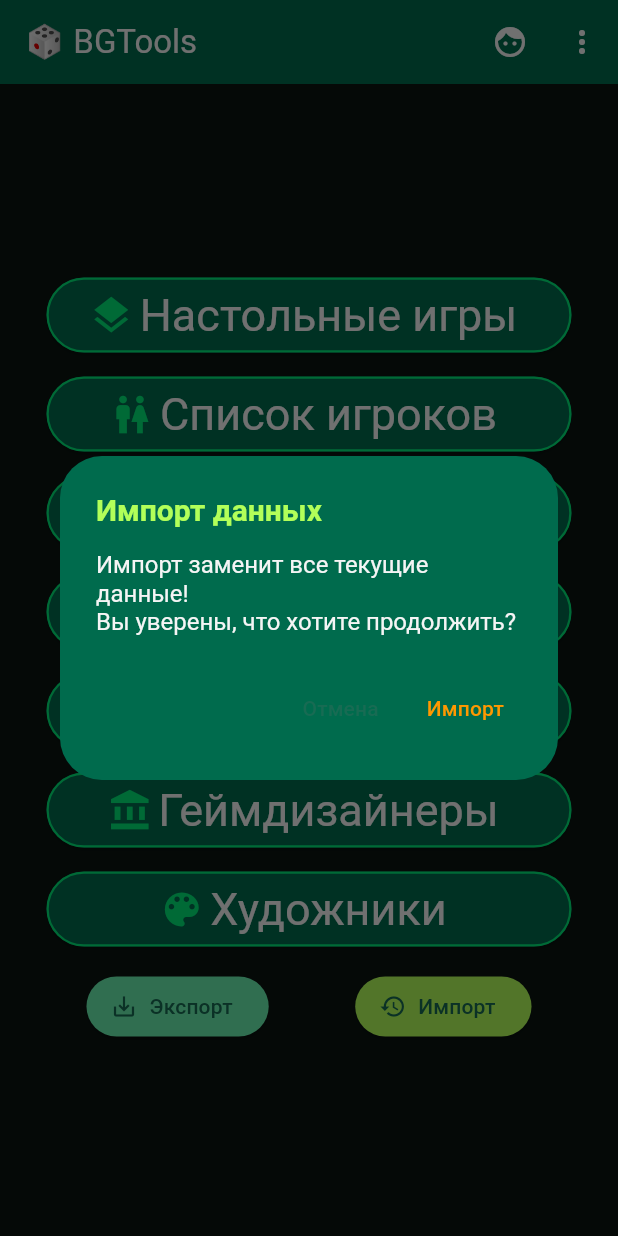
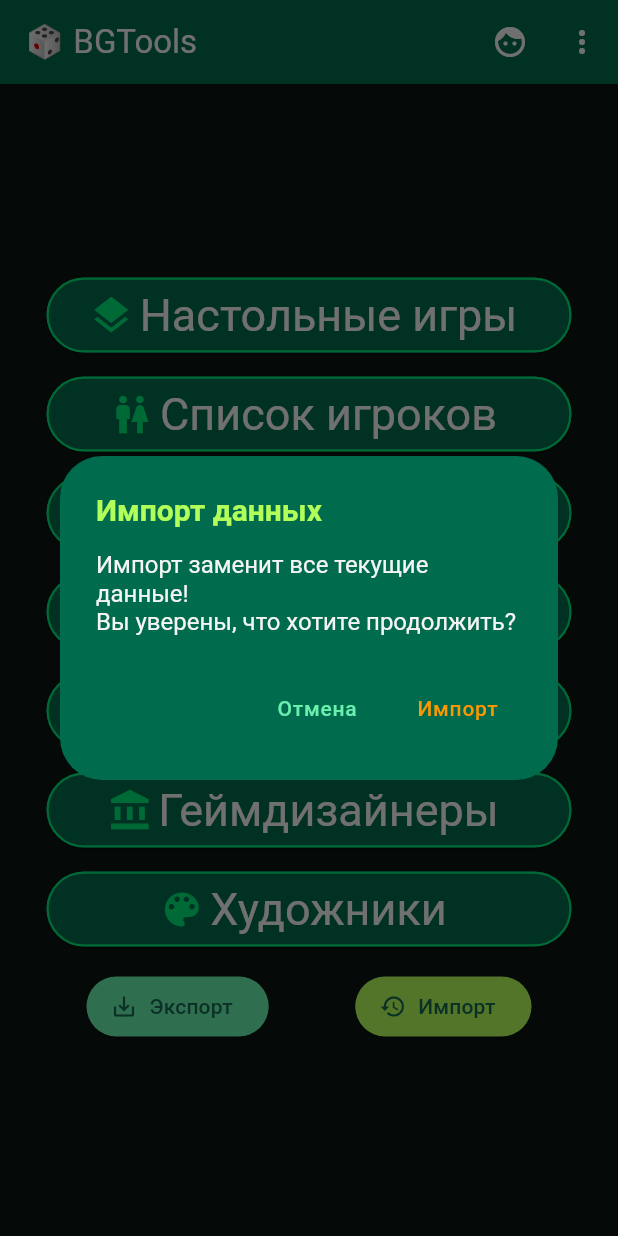
Before and after one commit to SAV1994/bg_tools, a Flutter app: the screen it shows after launch, after a tap on "Импорт", on a phone screen of 412 x 824 dp. Run offline on Flutter 3.47's test engine with Material 3 defaults, Android fonts, the phone set to English and light mode, and no system bars; our stand-ins replace device_info_plus, drift, file_picker, flutter_image_compress, flutter_riverpod, go_router and 4 more; missing offline and left inert: fleather; accounts and stored records are empty; generated files the repository leaves out were written again.

Commit message:
version 0.5.2

```diff
--- a/lib/core/services/export_service.dart
+++ b/lib/core/services/export_service.dart
@@ -398,6 +398,7 @@ class BackupService {
       // в AppDataManager тоже
       await AppDataManager.clearLastSessionGamers();
       await AppDataManager.clearActiveSession();
+      await AppDataManager.clearLastSessionTeams();
 
       final artistsIds = <int, int>{};
       for (final artistJson in data['artists']) {
--- a/lib/main.dart
+++ b/lib/main.dart
@@ -70,7 +70,7 @@ class MyApp extends StatelessWidget {
             borderSide: BorderSide(color: borderColor, width: 2),
           ),
           focusedBorder: OutlineInputBorder(
-            borderSide: BorderSide(color: borderColor, width: 2),
+            borderSide: BorderSide(color: goldColor, width: 2),
           ),
         ),
         popupMenuTheme: PopupMenuThemeData(
@@ -78,6 +78,21 @@ class MyApp extends StatelessWidget {
           shape: RoundedRectangleBorder(
             side: BorderSide(color: borderColor, width: 2),
             borderRadius: BorderRadius.circular(12),
+          ),
+        ),
+        textButtonTheme: TextButtonThemeData(
+          style: TextButton.styleFrom(
+            foregroundColor: greenColor,
+            backgroundColor: Colors.transparent,
+            padding: const EdgeInsets.symmetric(horizontal: 16, vertical: 8),
+            shape: RoundedRectangleBorder(
+              borderRadius: BorderRadius.circular(8),
+            ),
+            textStyle: const TextStyle(
+              fontSize: 14,
+              fontWeight: FontWeight.w500,
+              letterSpacing: 0.5,
+            ),
           ),
         ),
         scaffoldBackgroundColor: firstColor,
--- a/lib/screens/counting_template/counting_template_form_screen.dart
+++ b/lib/screens/counting_template/counting_template_form_screen.dart
@@ -393,6 +393,12 @@ class _CountingTemplateFormFormState
                           }
                           if (value == GameTypeEnum.secretRoles) {
                             _selectedResultType = null;
+                            _selectedPointType = null;
+                            _selectedRoundsType = null;
+                          }
+                          if (value != GameTypeEnum.secretRoles) {
+                            _selectedGameHostType = null;
+                            _selectedSecretRolesDistributionType = null;
                           }
                           if (![
                             GameTypeEnum.coop,
--- a/pubspec.yaml
+++ b/pubspec.yaml
@@ -16,7 +16,7 @@ publish_to: 'none' # Remove this line if you wish to publish to pub.dev
 # https://developer.apple.com/library/archive/documentation/General/Reference/InfoPlistKeyReference/Articles/CoreFoundationKeys.html
 # In Windows, build-name is used as the major, minor, and patch parts
 # of the product and file versions while build-number is used as the build suffix.
-version: 0.5.1+1
+version: 0.5.2+1
 
 platforms:
   android:
```
Also changed, not shown: lib/core/consts.dart (+32 -6 lines), lib/features/session_runner/screens/team_score_round_screen.dart (+17 -11 lines), lib/screens/games_counting_templates/games_counting_templates_form_screan.dart (+20 -11 lines).
